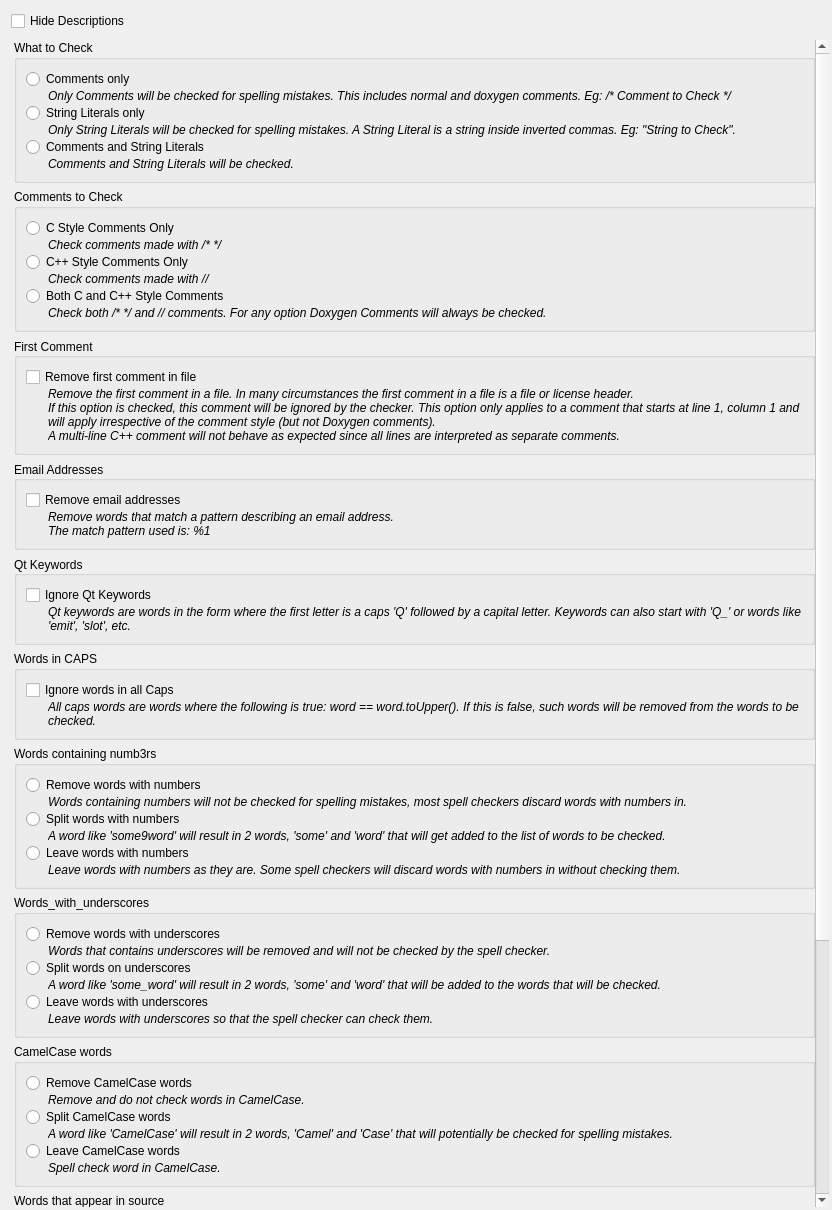
Before: the Qt Designer form src/Parsers/CppParser/cppparseroptionswidget.ui in CJCombrink/SpellChecker-Plugin, drawn with Qt 5.
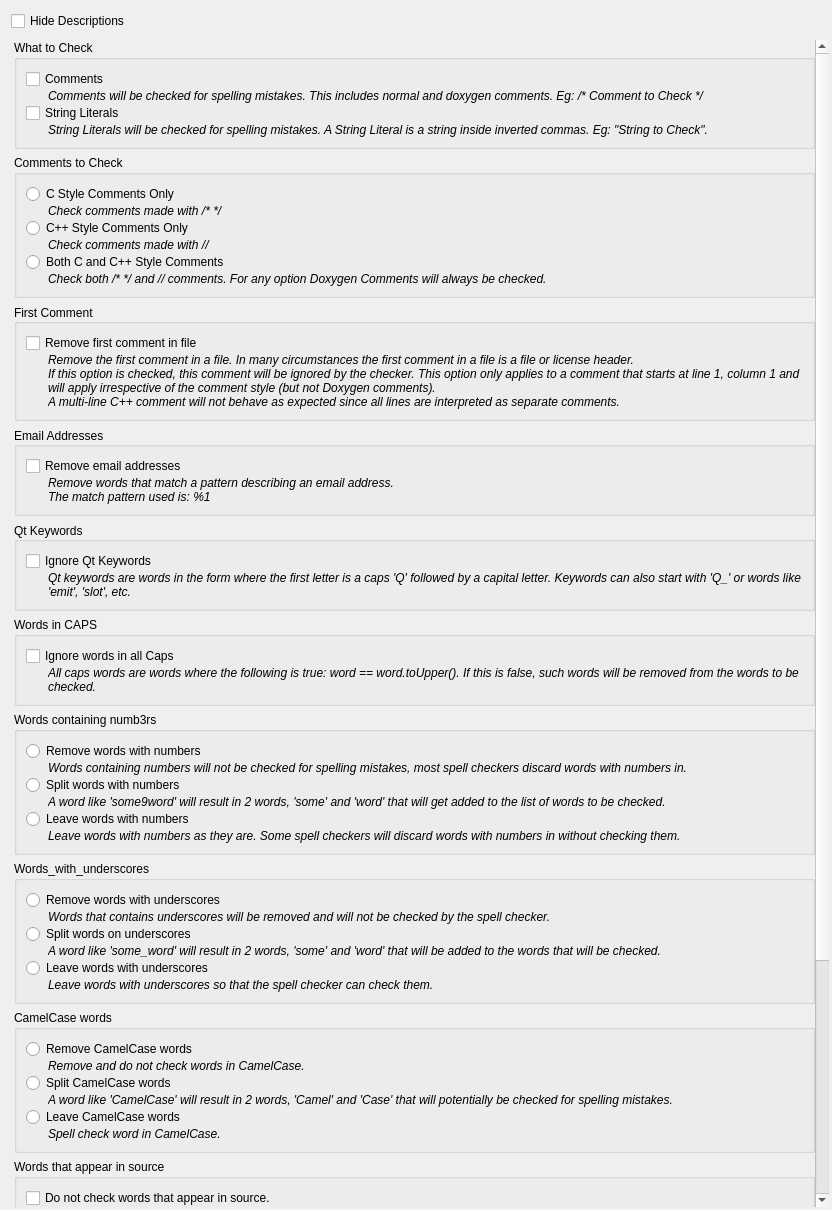
After: the same form once the commit is applied.

Commit message:
Remove option WhatToCheck::CheckBoth
In preparation to add CheckIndentifiers, this mode needs to be removed.

Patch:
```diff
--- a/src/Parsers/CppParser/cppparseroptionswidget.ui
+++ b/src/Parsers/CppParser/cppparseroptionswidget.ui
@@ -68,7 +68,7 @@
         <x>0</x>
         <y>0</y>
         <width>801</width>
-        <height>1638</height>
+        <height>1803</height>
        </rect>
       </property>
       <property name="sizePolicy">
@@ -111,13 +111,6 @@
           <property name="verticalSpacing">
            <number>0</number>
           </property>
-          <item row="0" column="0" colspan="2">
-           <widget class="QRadioButton" name="radioButtonWhatComments">
-            <property name="text">
-             <string>Comments only</string>
-            </property>
-           </widget>
-          </item>
           <item row="1" column="0">
            <spacer name="horizontalSpacer_19">
             <property name="orientation">
@@ -148,20 +141,13 @@
              </font>
             </property>
             <property name="text">
-             <string>Only Comments will be checked for spelling mistakes. This includes normal and doxygen comments. Eg: /* Comment to Check */</string>
+             <string>Comments will be checked for spelling mistakes. This includes normal and doxygen comments. Eg: /* Comment to Check */</string>
             </property>
             <property name="wordWrap">
              <bool>true</bool>
             </property>
            </widget>
           </item>
-          <item row="2" column="0" colspan="2">
-           <widget class="QRadioButton" name="radioButtonWhatLiterals">
-            <property name="text">
-             <string>String Literals only</string>
-            </property>
-           </widget>
-          </item>
           <item row="3" column="0">
            <spacer name="horizontalSpacer_20">
             <property name="orientation">
@@ -192,21 +178,14 @@
              </font>
             </property>
             <property name="text">
-             <string>Only String Literals will be checked for spelling mistakes. A String Literal is a string inside inverted commas. Eg: &quot;String to Check&quot;.</string>
+             <string>String Literals will be checked for spelling mistakes. A String Literal is a string inside inverted commas. Eg: &quot;String to Check&quot;.</string>
             </property>
             <property name="wordWrap">
              <bool>true</bool>
             </property>
            </widget>
           </item>
-          <item row="4" column="0" colspan="2">
-           <widget class="QRadioButton" name="radioButtonWhatBoth">
-            <property name="text">
-             <string>Comments and String Literals</string>
-            </property>
-           </widget>
-          </item>
-          <item row="5" column="0">
+          <item row="4" column="0">
            <spacer name="horizontalSpacer_21">
             <property name="orientation">
              <enum>Qt::Horizontal</enum>
@@ -222,24 +201,17 @@
             </property>
            </spacer>
           </item>
-          <item row="5" column="1">
-           <widget class="QLabel" name="label_21">
-            <property name="sizePolicy">
-             <sizepolicy hsizetype="Preferred" vsizetype="Ignored">
-              <horstretch>0</horstretch>
-              <verstretch>0</verstretch>
-             </sizepolicy>
-            </property>
-            <property name="font">
-             <font>
-              <italic>true</italic>
-             </font>
-            </property>
+          <item row="0" column="0" colspan="2">
+           <widget class="QCheckBox" name="checkBoxWhatComments">
             <property name="text">
-             <string>Comments and String Literals will be checked. </string>
+             <string>Comments</string>
             </property>
-            <property name="wordWrap">
-             <bool>true</bool>
+           </widget>
+          </item>
+          <item row="2" column="0" colspan="2">
+           <widget class="QCheckBox" name="checkBoxWhatLiterals">
+            <property name="text">
+             <string>String Literals</string>
             </property>
            </widget>
           </item>
```
Left out of the diff: 247 changed lines with no effect on the pictures. The commit also changes 4 other files.
